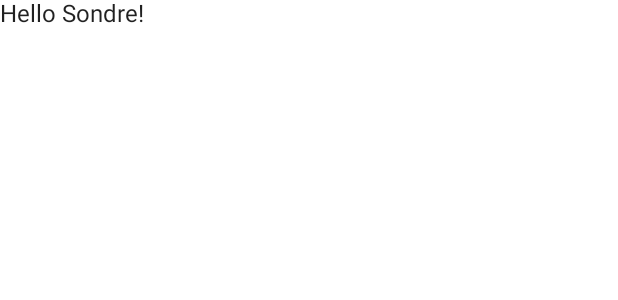
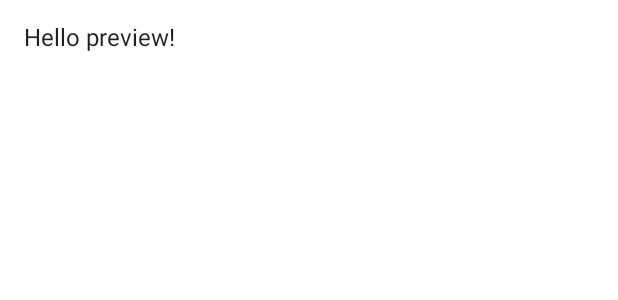
Before and after one commit to engson/WorkoutApp, an Android app built with Jetpack Compose: the @Preview function DefaultPreview, on a phone screen of 412 x 824 dp. Shown: the top 300 px of the screen. Run offline under Robolectric (Android 15) with nearby library versions, the phone set to English and light mode, and no system bars.

Commit message:
Update stuffs

```diff
--- a/gymind/app/src/main/java/com/sondreweb/gymind/MainActivity.kt
+++ b/gymind/app/src/main/java/com/sondreweb/gymind/MainActivity.kt
@@ -8,6 +8,7 @@ import androidx.compose.animation.core.tween
 import androidx.compose.foundation.Image
 import androidx.compose.foundation.layout.Box
 import androidx.compose.foundation.layout.fillMaxSize
+import androidx.compose.foundation.layout.padding
 import androidx.compose.material.MaterialTheme
 import androidx.compose.material.Surface
 import androidx.compose.material.Text
@@ -19,6 +20,8 @@ import androidx.compose.ui.Modifier
 import androidx.compose.ui.draw.scale
 import androidx.compose.ui.res.painterResource
 import androidx.compose.ui.tooling.preview.Preview
+import androidx.compose.ui.tooling.preview.PreviewParameter
+import androidx.compose.ui.unit.dp
 import androidx.navigation.NavController
 import androidx.navigation.compose.NavHost
 import androidx.navigation.compose.composable
@@ -52,7 +55,7 @@ fun Navigation() {
         }
 
         composable("main_screen"){
-            Greeting("Android")
+            Greeting("Sondre123")
         }
     }
 }
@@ -65,14 +68,15 @@ fun SplashScreen(navController: NavController){
 
     LaunchedEffect(key1 = true){
         scale.animateTo(
-            targetValue = 0.7f,
+            targetValue = 1f,
             animationSpec = tween(
                 durationMillis = 800,
                 easing = {
                     OvershootInterpolator(4f)
                         .getInterpolation(it)
                 }))
-        delay(2500L)
+        delay(300L)
+
         navController.navigate("main_screen")
     }
 
@@ -86,13 +90,15 @@ fun SplashScreen(navController: NavController){
 
 @Composable
 fun Greeting(name: String) {
-    Text(text = "Hello $name!")
+    Box(modifier = Modifier.fillMaxSize()){
+        Text(text = "Hello $name!", Modifier.padding(16.dp))
+    }
 }
 
-@Preview(name= "test ", showBackground = true)
+@Preview(showBackground = true)
 @Composable
 fun DefaultPreview() {
-    GyMindTheme {
-        Greeting("Sondre")
+    GyMindTheme(darkTheme = false) {
+        Greeting("preview")
     }
 }
--- a/gymind/app/src/main/java/com/sondreweb/gymind/ui/theme/Theme.kt
+++ b/gymind/app/src/main/java/com/sondreweb/gymind/ui/theme/Theme.kt
@@ -5,11 +5,13 @@ import androidx.compose.material.MaterialTheme
 import androidx.compose.material.darkColors
 import androidx.compose.material.lightColors
 import androidx.compose.runtime.Composable
+import androidx.compose.ui.graphics.Color
 
 private val DarkColorPalette = darkColors(
     primary = Purple200,
     primaryVariant = Purple700,
-    secondary = Teal200
+    secondary = Teal200,
+    background = Color.Blue
 )
 
 private val LightColorPalette = lightColors(
```
Also changed, not shown: 1 other file.
